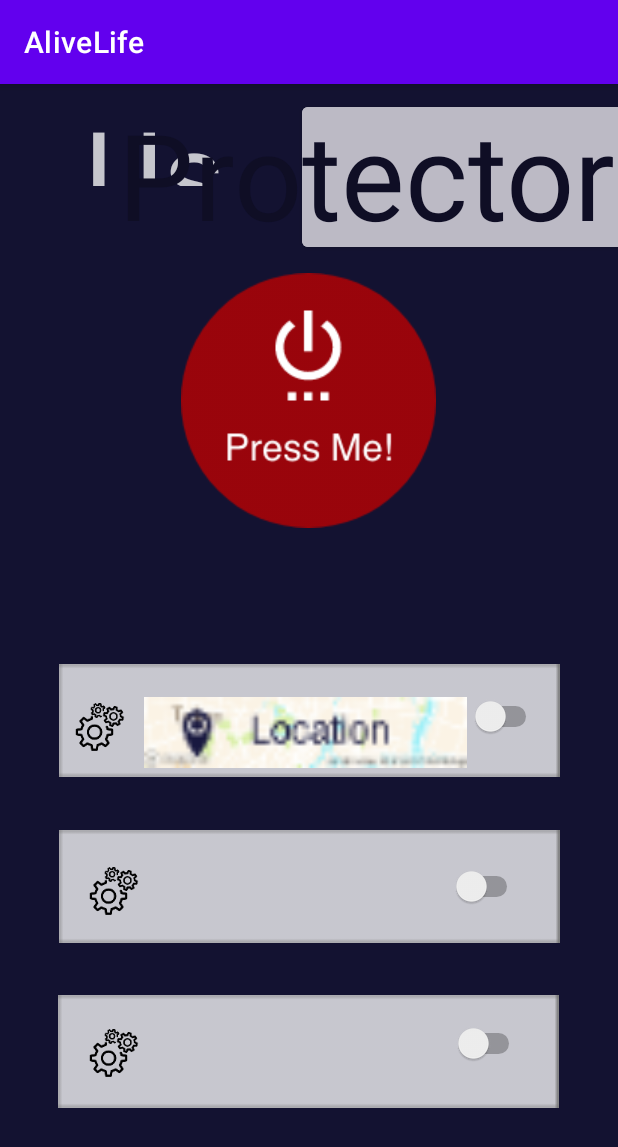
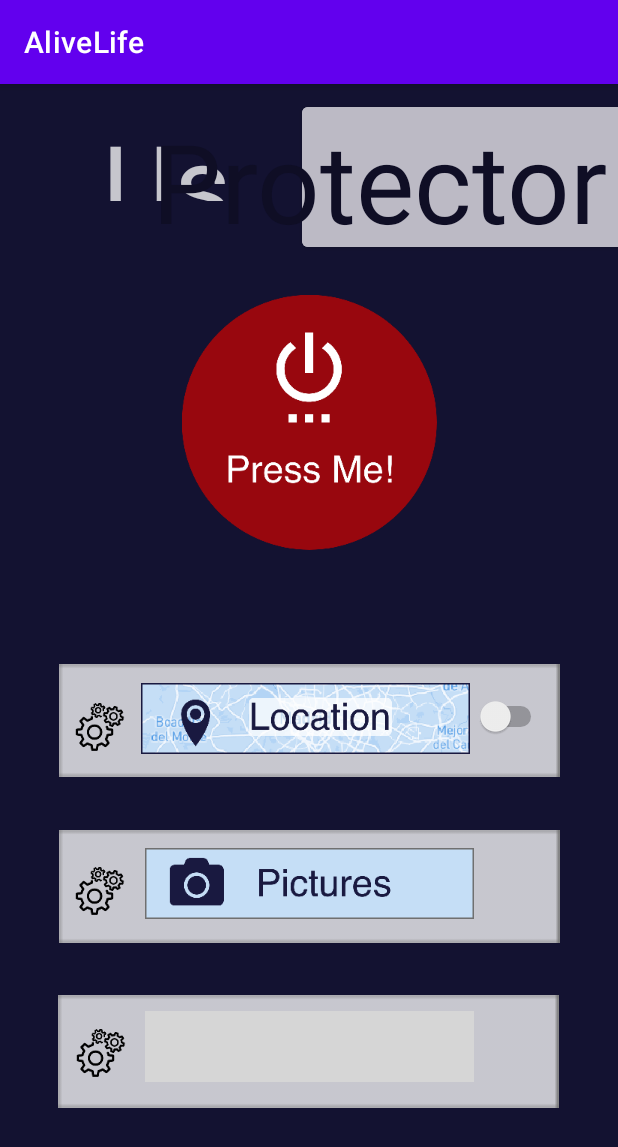
Before and after one commit to DrakeMistBorn/AndroidApps, an Android app: the UserView screen opened directly, with no data from a screen before it, on a phone screen of 412 x 824 dp. Shown: the top 1147 px of the screen. Run offline under Robolectric (Android 15) with nearby library versions, the phone set to English and light mode, and no system bars; grey boxes are pictures that could not be loaded.

Commit message:
user view  User view done

```diff
--- a/AliveLife2/app/src/main/res/layout/activity_user_view.xml
+++ b/AliveLife2/app/src/main/res/layout/activity_user_view.xml
@@ -15,20 +15,21 @@
 
 
 
+
+
     ]]>
 
     <ImageButton
         android:id="@+id/redButton"
-        android:layout_width="wrap_content"
-        android:layout_height="wrap_content"
+        android:layout_width="217dp"
+        android:layout_height="208dp"
         android:backgroundTint="#00000E25"
         app:layout_constraintBottom_toBottomOf="parent"
         app:layout_constraintEnd_toEndOf="parent"
-        app:layout_constraintHorizontal_bias="0.497"
         app:layout_constraintStart_toStartOf="parent"
         app:layout_constraintTop_toTopOf="parent"
-        app:layout_constraintVertical_bias="0.201"
-        app:srcCompat="@drawable/red_button2"
+        app:layout_constraintVertical_bias="0.217"
+        app:srcCompat="@drawable/red_button3"
         tools:ignore="MissingConstraints" />
 
     <ImageView
@@ -79,7 +80,7 @@
         android:layout_marginBottom="52dp"
         app:layout_constraintBottom_toBottomOf="@+id/whiteSquare2"
         app:layout_constraintEnd_toEndOf="@+id/whiteSquare2"
-        app:layout_constraintHorizontal_bias="0.958"
+        app:layout_constraintHorizontal_bias="0.97"
         app:layout_constraintStart_toStartOf="@+id/whiteSquare2"
         app:layout_constraintTop_toTopOf="@+id/whiteSquare2"
         app:layout_constraintVertical_bias="1.0" />
@@ -88,24 +89,24 @@
         android:id="@+id/switchPictures"
         android:layout_width="wrap_content"
         android:layout_height="wrap_content"
-        app:layout_constraintBottom_toTopOf="@+id/whiteSquare3"
+        app:layout_constraintBottom_toTopOf="@+id/whiteSquare"
         app:layout_constraintEnd_toEndOf="@+id/whiteSquare"
-        app:layout_constraintHorizontal_bias="0.913"
+        app:layout_constraintHorizontal_bias="0.97"
         app:layout_constraintStart_toStartOf="@+id/whiteSquare"
-        app:layout_constraintTop_toBottomOf="@+id/whiteSquare2"
+        app:layout_constraintTop_toBottomOf="@+id/whiteSquare"
         app:layout_constraintVertical_bias="0.5" />
+
 
     <Switch
         android:id="@+id/switchAudio"
         android:layout_width="wrap_content"
         android:layout_height="wrap_content"
-        android:layout_marginStart="264dp"
-        android:layout_marginEnd="24dp"
-        app:layout_constraintBottom_toBottomOf="@+id/whiteSquare3"
+        app:layout_constraintBottom_toTopOf="@+id/whiteSquare3"
         app:layout_constraintEnd_toEndOf="@+id/whiteSquare3"
+        app:layout_constraintHorizontal_bias="0.97"
         app:layout_constraintStart_toStartOf="@+id/whiteSquare3"
-        app:layout_constraintTop_toBottomOf="@+id/whiteSquare"
-        app:layout_constraintVertical_bias="0.337" />
+        app:layout_constraintTop_toBottomOf="@+id/whiteSquare3"
+        app:layout_constraintVertical_bias="0.509" />
 
     <ImageButton
         android:id="@+id/settingsLocation"
@@ -130,7 +131,7 @@
         android:backgroundTint="#00000E25"
         app:layout_constraintBottom_toTopOf="@+id/whiteSquare3"
         app:layout_constraintEnd_toEndOf="@+id/whiteSquare"
-        app:layout_constraintHorizontal_bias="0.06"
+        app:layout_constraintHorizontal_bias="0.03"
         app:layout_constraintStart_toStartOf="@+id/whiteSquare"
         app:layout_constraintTop_toBottomOf="@+id/whiteSquare2"
         app:layout_constraintVertical_bias="0.6"
@@ -145,7 +146,7 @@
         android:backgroundTint="#00000E25"
         app:layout_constraintBottom_toBottomOf="@+id/whiteSquare3"
         app:layout_constraintEnd_toEndOf="@+id/whiteSquare3"
-        app:layout_constraintHorizontal_bias="0.063"
+        app:layout_constraintHorizontal_bias="0.033"
         app:layout_constraintStart_toStartOf="@+id/whiteSquare3"
         app:layout_constraintTop_toTopOf="@+id/whiteSquare3"
         app:layout_constraintVertical_bias="0.539"
@@ -163,21 +164,22 @@
         app:layout_constraintEnd_toEndOf="parent"
         app:layout_constraintHorizontal_bias="1.05"
         app:layout_constraintStart_toStartOf="parent"
-        app:layout_constraintTop_toTopOf="parent" />
+        app:layout_constraintTop_toTopOf="parent"
+        android:gravity="top"/>
 
     <TextView
         android:id="@+id/UserViewTest"
-        android:layout_width="106dp"
-        android:layout_height="63dp"
+        android:layout_width="91dp"
+        android:layout_height="62dp"
         android:text="User"
         android:textColor="#C2FFFFFF"
-        android:textSize="120px"
+        android:textSize="110px"
         app:layout_constraintBottom_toBottomOf="parent"
         app:layout_constraintEnd_toEndOf="parent"
-        app:layout_constraintHorizontal_bias="0.186"
+        app:layout_constraintHorizontal_bias="0.215"
         app:layout_constraintStart_toStartOf="parent"
         app:layout_constraintTop_toTopOf="parent"
-        app:layout_constraintVertical_bias="0.007"
+        app:layout_constraintVertical_bias="0.023"
         tools:ignore="MissingConstraints" />
 
     <TextView
@@ -186,14 +188,14 @@
         android:layout_height="wrap_content"
         android:text="Protector"
         android:textColor="#0F0E25"
-        android:textSize="120px"
+        android:textSize="110px"
         android:translationZ="3dp"
         app:layout_constraintBottom_toBottomOf="parent"
         app:layout_constraintEnd_toEndOf="parent"
-        app:layout_constraintHorizontal_bias="0.977"
+        app:layout_constraintHorizontal_bias="0.932"
         app:layout_constraintStart_toStartOf="parent"
         app:layout_constraintTop_toTopOf="parent"
-        app:layout_constraintVertical_bias="0.01"
+        app:layout_constraintVertical_bias="0.023"
         tools:ignore="MissingConstraints" />
 
     <ImageView
@@ -205,9 +207,35 @@
         app:layout_constraintHorizontal_bias="0.489"
         app:layout_constraintStart_toStartOf="parent"
         app:layout_constraintTop_toTopOf="parent"
-        app:layout_constraintVertical_bias="0.567"
+        app:layout_constraintVertical_bias="0.554"
         app:srcCompat="@drawable/location_user_view"
         tools:ignore="MissingConstraints" />
 
+    <ImageView
+        android:id="@+id/photoPicture"
+        android:layout_width="219dp"
+        android:layout_height="47dp"
+        app:layout_constraintBottom_toBottomOf="parent"
+        app:layout_constraintEnd_toEndOf="parent"
+        app:layout_constraintStart_toStartOf="parent"
+        app:layout_constraintTop_toTopOf="parent"
+        app:layout_constraintVertical_bias="0.707"
+        app:srcCompat="@drawable/photo_user_view"
+        tools:ignore="MissingConstraints" />
+
+    <ImageView
+        android:id="@+id/audioPicture"
+        android:layout_width="219dp"
+        android:layout_height="47dp"
+        app:layout_constraintBottom_toBottomOf="parent"
+        app:layout_constraintEnd_toEndOf="parent"
+        app:layout_constraintStart_toStartOf="parent"
+        app:layout_constraintTop_toTopOf="parent"
+        app:layout_constraintVertical_bias="0.858"
+        app:srcCompat="@drawable/audio_user_view"
+        tools:ignore="MissingConstraints" />
+
+
+
 
 </androidx.constraintlayout.widget.ConstraintLayout>
```
Also changed, not shown: AliveLife2/app/src/main/res/drawable-xxxhdpi/location_user_view.png, AliveLife2/app/src/main/res/drawable-xxxhdpi/photo_user_view.png (added), AliveLife2/app/src/main/res/drawable-xxxhdpi/red_button3.png (added).
